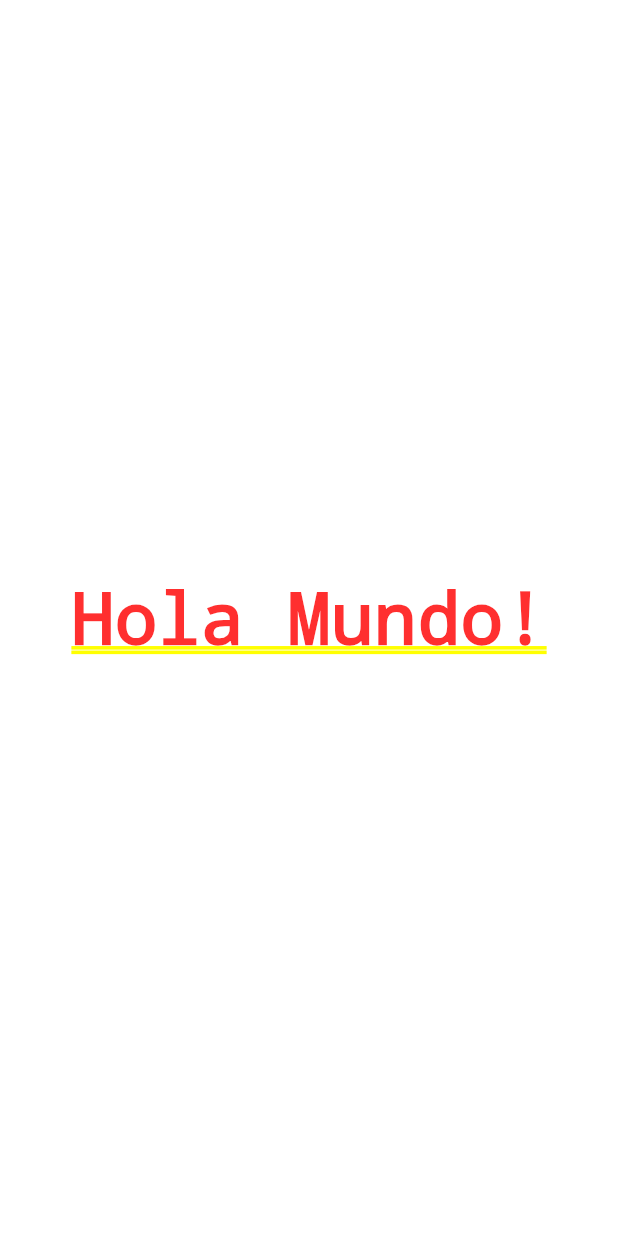
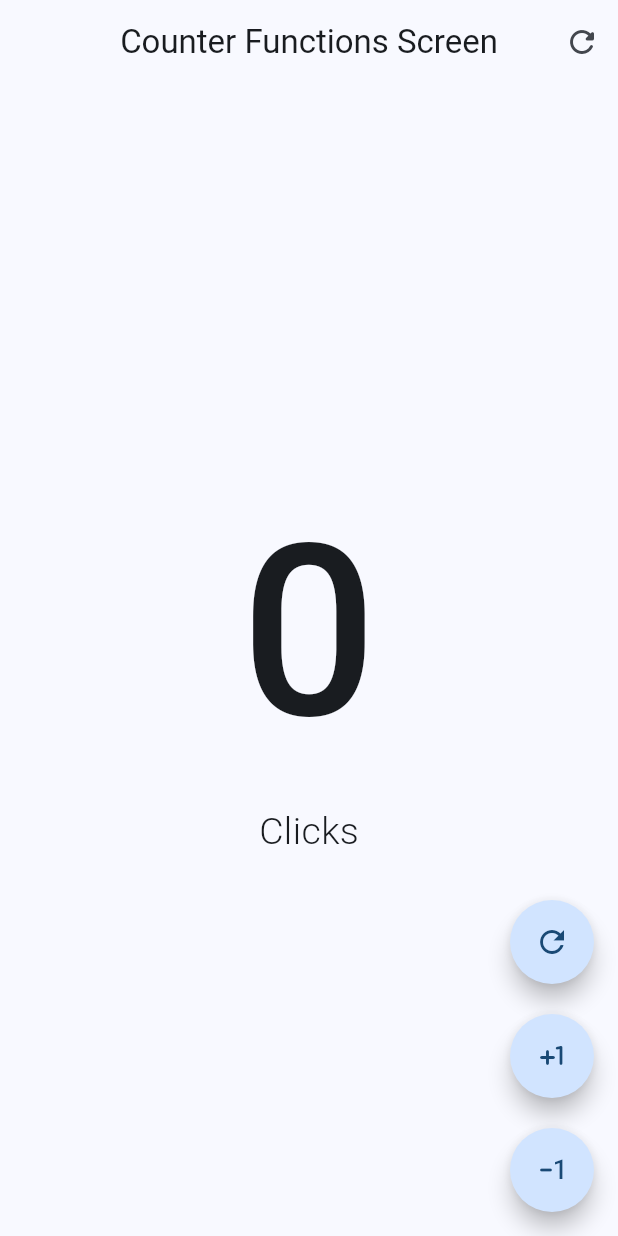
Before and after one commit to ToritoRodriguez/DevTalles.Flutter, a Flutter app: the screen it shows after launch, on a phone screen of 412 x 824 dp. Run offline on Flutter 3.47's test engine with Material 3 defaults, Android fonts, the phone set to English and light mode, and no system bars.

Commit message:
Se termina el proyecto introductorio

```diff
--- a/hello_word_app/lib/main.dart
+++ b/hello_word_app/lib/main.dart
@@ -1,17 +1,35 @@
 import 'package:flutter/material.dart';
+import 'package:hello_word_app/presentation/screens/counter/counter_functions_screen.dart';
+//import 'package:hello_word_app/presentation/screens/counter/counter_screen.dart';
 
 void main(){
 
-runApp(MyApp());
+runApp(const MyApp());
 
 }
 
+// StatelessWidget es un widget que no puede cambiar su estado
 class MyApp extends StatelessWidget {
+
+  //Creamos el KeyConstructor para el widget
+  const MyApp({super.key});
 
   @override
   Widget build(BuildContext context) {
+
+    //Adicionando el const a la clase MaterialApp se optimiza el rendimiento
+    //El const permite que el widget no se vuelva a construir si no hay cambios en el mismo
     return MaterialApp(
-      home: Center(child: Text('Hola Mundo!')),
+      debugShowCheckedModeBanner: false, //Elimina la etiqueta de debug en la app
+
+      theme: ThemeData(
+        useMaterial3: true,
+        colorSchemeSeed: Colors.blue,
+      ),
+
+      //El home es la pantalla principal de la app
+      //Con el scaffold podemos definir pantallas, temas, etc.
+      home: CounterFunctionsScreen()
     );
   }
 
--- /dev/null
+++ b/hello_word_app/lib/presentation/screens/counter/counter_functions_screen.dart
@@ -0,0 +1,107 @@
+import 'package:flutter/material.dart';
+
+// StatefulWidget es un widget que puede cambiar su estado
+class CounterFunctionsScreen extends StatefulWidget {
+  const CounterFunctionsScreen({super.key});
+
+  @override
+  State<CounterFunctionsScreen> createState() => _CounterFunctionsScreenState();
+}
+
+class _CounterFunctionsScreenState extends State<CounterFunctionsScreen> {
+
+  int counter = 0;
+
+  @override
+  Widget build(BuildContext context) {
+
+    return Scaffold(
+
+      appBar: AppBar(
+        title: const Text('Counter Functions Screen'),
+        centerTitle: true,
+        actions: [
+          IconButton(
+            icon: Icon(Icons.refresh_rounded),
+            onPressed: (){
+              setState(() {
+                counter = 0;
+              });
+            },
+          ),
+        ],
+      ),
+
+      body: Center(
+        child: Column(
+          // MainAxisAlignment.center alinea los widgets en el centro
+          // Existen .Center, .start, .end, .spaceBetween, .spaceAround
+          mainAxisAlignment: MainAxisAlignment.center,
+          children: [
+            Text(counter.toString(), style: TextStyle( fontSize: 160, fontWeight: FontWeight.w500)),
+            Text("Click${ counter == 1 ? '' : 's'}", style: TextStyle( fontSize: 25, fontWeight: FontWeight.w300)),
+          ],
+        ),
+      ),
+
+      floatingActionButton: Column(
+        mainAxisAlignment: MainAxisAlignment.end,
+        children: [
+          CustomButton(
+            icon: Icons.refresh_outlined,
+            onPressed: () {
+              counter = 0;
+              setState(() {});
+            }
+          ),
+
+          const SizedBox(
+            height: 20,
+          ),
+
+          CustomButton(
+            icon: Icons.plus_one_rounded,
+            onPressed: () {
+              counter++;
+              setState(() {});
+            }
+            ),
+
+          const SizedBox(
+            height: 20,
+          ),
+
+          CustomButton(
+            icon: Icons.exposure_minus_1_rounded,
+            onPressed: () {
+              if(counter == 0) return;
+              counter--;
+              setState(() {});
+            }
+            ),
+        ],
+      )
+    );
+  }
+}
+
+class CustomButton extends StatelessWidget {
+
+  final IconData icon;
+  final VoidCallback? onPressed;
+
+  const CustomButton({
+    super.key,
+    required this.icon,
+    this.onPressed,
+  });
+
+  @override
+  Widget build(BuildContext context) {
+    return FloatingActionButton(
+      shape: StadiumBorder(),
+      onPressed: onPressed,
+      child: Icon(icon),
+    );
+  }
+}
```
Also changed, not shown: hello_word_app/lib/presentation/screens/counter/counter_screen.dart (added, +47 -0 lines).
